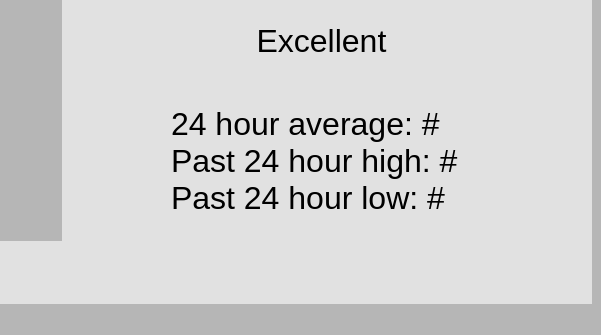
This is Desktop Application/mainwindow.ui in brendankaguiar/Senior-Project as Qt 5 draws it before an edit; both pictures show x 678 to 1279 and y 285 to 620 of the 1279 by 620 pixel window. The edited form follows.
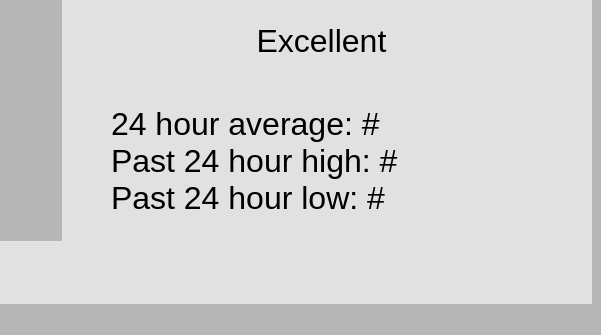
This is the edited form. The open tabs and pages were chosen to show the change. Custom widgets are drawn as their Qt base class.

Commit message: unit conversions refresh with tab, need to fix infinite scaling

```diff
--- a/Desktop Application/mainwindow.ui
+++ b/Desktop Application/mainwindow.ui
@@ -971,9 +971,9 @@
        <widget class="QLabel" name="AQStats">
         <property name="geometry">
          <rect>
-          <x>840</x>
+          <x>780</x>
           <y>350</y>
-          <width>381</width>
+          <width>441</width>
           <height>121</height>
          </rect>
         </property>
```
Left out of the diff: 18 changed lines with no effect on the pictures. The commit also changes 1 other file.
